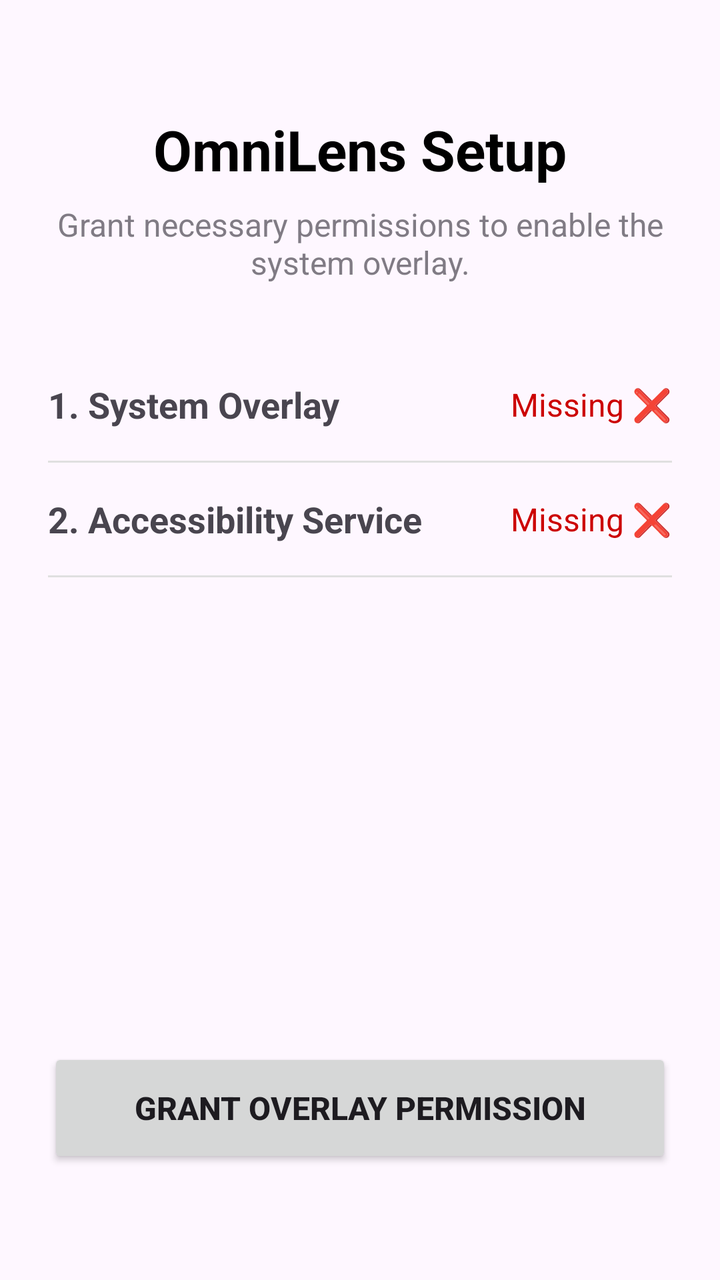
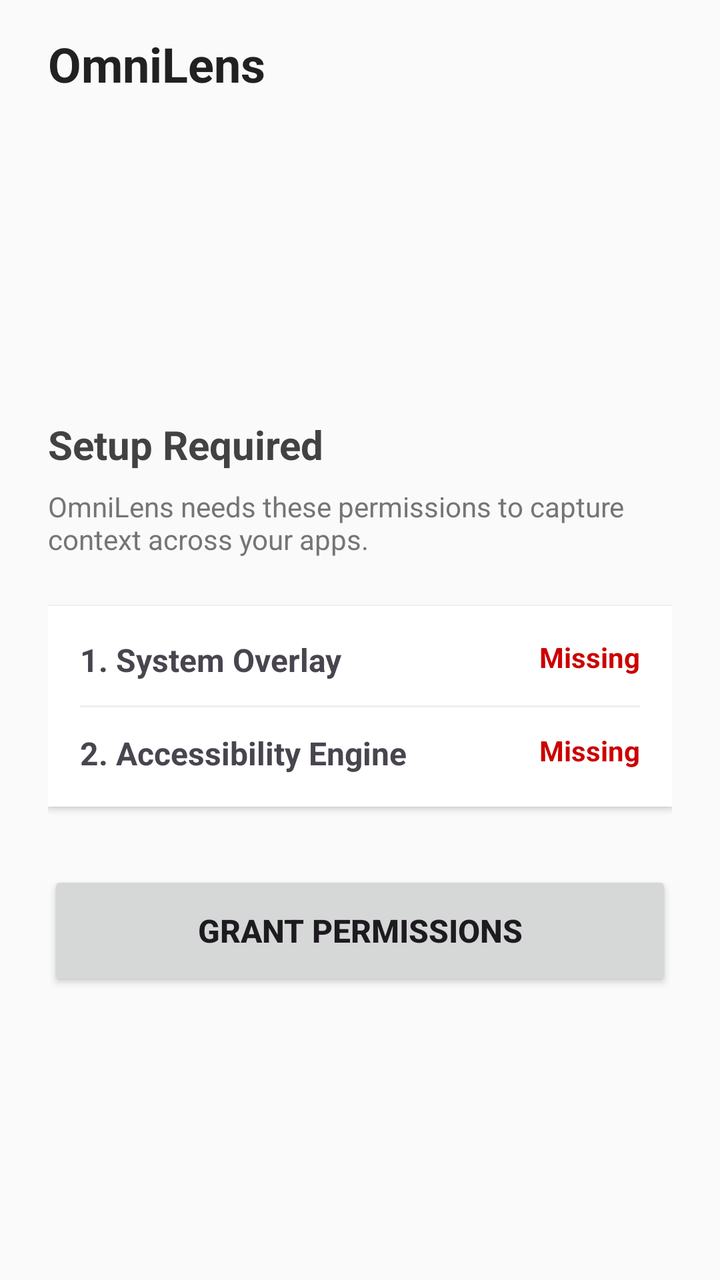

Screens rendered from an Android XML layout before and after an edit, with the pre-edit source and the edit as a unified diff.
<!-- AndroidManifest.xml: application theme Theme.OmniLens -->
<!-- res/layout/activity_main.xml -->
<?xml version="1.0" encoding="utf-8"?>
<androidx.constraintlayout.widget.ConstraintLayout xmlns:android="http://schemas.android.com/apk/res/android"
    xmlns:app="http://schemas.android.com/apk/res-auto"
    xmlns:tools="http://schemas.android.com/tools"
    android:id="@+id/main"
    android:layout_width="match_parent"
    android:layout_height="match_parent"
    android:padding="24dp"
    tools:context=".MainActivity">

    <TextView
        android:id="@+id/tv_title"
        android:layout_width="wrap_content"
        android:layout_height="wrap_content"
        android:text="OmniLens Setup"
        android:textSize="28sp"
        android:textStyle="bold"
        android:textColor="@android:color/black"
        app:layout_constraintTop_toTopOf="parent"
        app:layout_constraintStart_toStartOf="parent"
        app:layout_constraintEnd_toEndOf="parent"
        android:layout_marginTop="32dp"/>

    <TextView
        android:id="@+id/tv_subtitle"
        android:layout_width="0dp"
        android:layout_height="wrap_content"
        android:text="Grant necessary permissions to enable the system overlay."
        android:textAlignment="center"
        android:textSize="16sp"
        android:alpha="0.7"
        app:layout_constraintTop_toBottomOf="@id/tv_title"
        app:layout_constraintStart_toStartOf="parent"
        app:layout_constraintEnd_toEndOf="parent"
        android:layout_marginTop="8dp"/>

    <TextView
        android:id="@+id/lbl_perm_overlay"
        android:layout_width="wrap_content"
        android:layout_height="wrap_content"
        android:text="1. System Overlay"
        android:textStyle="bold"
        android:textSize="18sp"
        android:layout_marginTop="48dp"
        app:layout_constraintTop_toBottomOf="@id/tv_subtitle"
        app:layout_constraintStart_toStartOf="parent"/>

    <TextView
        android:id="@+id/tv_status_overlay"
        android:layout_width="wrap_content"
        android:layout_height="wrap_content"
        android:text="Missing ❌"
        android:textSize="16sp"
        android:textColor="@android:color/holo_red_dark"
        app:layout_constraintTop_toTopOf="@id/lbl_perm_overlay"
        app:layout_constraintEnd_toEndOf="parent"
        app:layout_constraintBottom_toBottomOf="@id/lbl_perm_overlay"/>

    <View
        android:id="@+id/divider1"
        android:layout_width="match_parent"
        android:layout_height="1dp"
        android:background="#E0E0E0"
        android:layout_marginTop="16dp"
        app:layout_constraintTop_toBottomOf="@id/lbl_perm_overlay"/>

    <TextView
        android:id="@+id/lbl_perm_access"
        android:layout_width="wrap_content"
        android:layout_height="wrap_content"
        android:text="2. Accessibility Service"
        android:textStyle="bold"
        android:textSize="18sp"
        android:layout_marginTop="16dp"
        app:layout_constraintTop_toBottomOf="@id/divider1"
        app:layout_constraintStart_toStartOf="parent"/>

    <TextView
        android:id="@+id/tv_status_access"
        android:layout_width="wrap_content"
        android:layout_height="wrap_content"
        android:text="Missing ❌"
        android:textSize="16sp"
        android:textColor="@android:color/holo_red_dark"
        app:layout_constraintTop_toTopOf="@id/lbl_perm_access"
        app:layout_constraintEnd_toEndOf="parent"
        app:layout_constraintBottom_toBottomOf="@id/lbl_perm_access"/>

    <View
        android:id="@+id/divider2"
        android:layout_width="match_parent"
        android:layout_height="1dp"
        android:background="#E0E0E0"
        android:layout_marginTop="16dp"
        app:layout_constraintTop_toBottomOf="@id/lbl_perm_access"/>

    <Button
        android:id="@+id/btn_action"
        android:layout_width="0dp"
        android:layout_height="60dp"
        android:text="Grant Overlay Permission"
        android:textSize="16sp"
        android:textStyle="bold"
        app:layout_constraintBottom_toBottomOf="parent"
        app:layout_constraintStart_toStartOf="parent"
        app:layout_constraintEnd_toEndOf="parent"
        android:layout_marginBottom="32dp"/>

</androidx.constraintlayout.widget.ConstraintLayout>
<!-- resources referenced by this layout -->
<resources>
  <style name="Theme.OmniLens" parent="Base.Theme.OmniLens" />
  <style name="Base.Theme.OmniLens" parent="Theme.Material3.DayNight.NoActionBar">
          
          
      </style>
</resources>

<!-- the commit's change to res/layout/activity_main.xml (unified diff, before → after) -->
@@ -5,105 +5,140 @@
     android:id="@+id/main"
     android:layout_width="match_parent"
     android:layout_height="match_parent"
-    android:padding="24dp"
+    android:background="#FAFAFA"
     tools:context=".MainActivity">
 
-    <TextView
-        android:id="@+id/tv_title"
+    <RelativeLayout
+        android:id="@+id/toolbar"
+        android:layout_width="match_parent"
+        android:layout_height="?attr/actionBarSize"
+        android:paddingHorizontal="24dp"
+        app:layout_constraintTop_toTopOf="parent">
+        <TextView
+            android:layout_width="wrap_content"
+            android:layout_height="wrap_content"
+            android:text="OmniLens"
+            android:textSize="24sp"
+            android:textStyle="bold"
+            android:textColor="#212121"
+            android:layout_centerVertical="true"/>
+    </RelativeLayout>
+
+    <LinearLayout
+        android:id="@+id/layout_setup"
+        android:layout_width="match_parent"
+        android:layout_height="0dp"
+        android:orientation="vertical"
+        android:padding="24dp"
+        android:gravity="center_vertical"
+        app:layout_constraintTop_toBottomOf="@id/toolbar"
+        app:layout_constraintBottom_toBottomOf="parent">
+
+        <TextView
+            android:layout_width="match_parent"
+            android:layout_height="wrap_content"
+            android:text="Setup Required"
+            android:textSize="20sp"
+            android:textStyle="bold"
+            android:textColor="#424242"/>
+
+        <TextView
+            android:layout_width="match_parent"
+            android:layout_height="wrap_content"
+            android:text="OmniLens needs these permissions to capture context across your apps."
+            android:textColor="#757575"
+            android:layout_marginTop="8dp"
+            android:layout_marginBottom="24dp"/>
+
+        <LinearLayout
+            android:layout_width="match_parent"
+            android:layout_height="wrap_content"
+            android:orientation="vertical"
+            android:background="@android:color/white"
+            android:elevation="2dp"
+            android:padding="16dp">
+
+            <RelativeLayout android:layout_width="match_parent" android:layout_height="wrap_content">
+                <TextView android:layout_width="wrap_content" android:layout_height="wrap_content" android:text="1. System Overlay" android:textStyle="bold" android:textSize="16sp" />
+                <TextView android:id="@+id/tv_status_overlay" android:layout_width="wrap_content" android:layout_height="wrap_content" android:text="Missing" android:textStyle="bold" android:textColor="@android:color/holo_red_dark" android:layout_alignParentEnd="true"/>
+            </RelativeLayout>
+            <View android:layout_width="match_parent" android:layout_height="1dp" android:background="#EEEEEE" android:layout_marginVertical="12dp"/>
+            <RelativeLayout android:layout_width="match_parent" android:layout_height="wrap_content">
+                <TextView android:layout_width="wrap_content" android:layout_height="wrap_content" android:text="2. Accessibility Engine" android:textStyle="bold" android:textSize="16sp" />
+                <TextView android:id="@+id/tv_status_access" android:layout_width="wrap_content" android:layout_height="wrap_content" android:text="Missing" android:textStyle="bold" android:textColor="@android:color/holo_red_dark" android:layout_alignParentEnd="true"/>
+            </RelativeLayout>
+        </LinearLayout>
+
+        <Button
+            android:id="@+id/btn_action"
+            android:layout_width="match_parent"
+            android:layout_height="60dp"
+            android:text="Grant Permissions"
+            android:textSize="16sp"
+            android:textStyle="bold"
+            android:layout_marginTop="32dp"/>
+    </LinearLayout>
+
+    <LinearLayout
+        android:id="@+id/layout_dashboard"
+        android:layout_width="match_parent"
+        android:layout_height="0dp"
+        android:orientation="vertical"
+        android:visibility="gone"
+        app:layout_constraintTop_toBottomOf="@id/toolbar"
+        app:layout_constraintBottom_toBottomOf="parent">
+
+        <HorizontalScrollView
+            android:id="@+id/scroll_folders"
+            android:layout_width="match_parent"
+            android:layout_height="wrap_content"
+            android:paddingHorizontal="24dp"
+            android:scrollbars="none">
+            <com.google.android.material.chip.ChipGroup
+                android:id="@+id/chip_group_folders"
+                android:layout_width="wrap_content"
+                android:layout_height="wrap_content"
+                app:singleSelection="true"
+                app:selectionRequired="true"/>
+        </HorizontalScrollView>
+
+        <FrameLayout
+            android:layout_width="match_parent"
+            android:layout_height="match_parent"
+            android:layout_marginTop="8dp">
+
+            <androidx.recyclerview.widget.RecyclerView
+                android:id="@+id/recycler_history"
+                android:layout_width="match_parent"
+                android:layout_height="match_parent"
+                android:paddingBottom="80dp"
+                android:clipToPadding="false"/>
+
+            <LinearLayout
+                android:id="@+id/empty_state_container"
+                android:layout_width="match_parent"
+                android:layout_height="wrap_content"
+                android:orientation="vertical"
+                android:gravity="center"
+                android:layout_gravity="center"
+                android:layout_marginBottom="64dp"
+                android:visibility="gone">
+                <TextView android:layout_width="wrap_content" android:layout_height="wrap_content" android:text="" android:textSize="48sp"/>
+                <TextView android:layout_width="wrap_content" android:layout_height="wrap_content" android:text="No clips found" android:textSize="18sp" android:textStyle="bold" android:textColor="#424242" android:layout_marginTop="16dp"/>
+            </LinearLayout>
+        </FrameLayout>
+    </LinearLayout>
+
+    <com.google.android.material.floatingactionbutton.FloatingActionButton
+        android:id="@+id/fab_launch_bubble"
         android:layout_width="wrap_content"
         android:layout_height="wrap_content"
-        android:text="OmniLens Setup"
-        android:textSize="28sp"
-        android:textStyle="bold"
-        android:textColor="@android:color/black"
-        app:layout_constraintTop_toTopOf="parent"
-        app:layout_constraintStart_toStartOf="parent"
-        app:layout_constraintEnd_toEndOf="parent"
-        android:layout_marginTop="32dp"/>
-
-    <TextView
-        android:id="@+id/tv_subtitle"
-        android:layout_width="0dp"
-        android:layout_height="wrap_content"
-        android:text="Grant necessary permissions to enable the system overlay."
-        android:textAlignment="center"
-        android:textSize="16sp"
-        android:alpha="0.7"
-        app:layout_constraintTop_toBottomOf="@id/tv_title"
-        app:layout_constraintStart_toStartOf="parent"
-        app:layout_constraintEnd_toEndOf="parent"
-        android:layout_marginTop="8dp"/>
-
-    <TextView
-        android:id="@+id/lbl_perm_overlay"
-        android:layout_width="wrap_content"
-        android:layout_height="wrap_content"
-        android:text="1. System Overlay"
-        android:textStyle="bold"
-        android:textSize="18sp"
-        android:layout_marginTop="48dp"
-        app:layout_constraintTop_toBottomOf="@id/tv_subtitle"
-        app:layout_constraintStart_toStartOf="parent"/>
-
-    <TextView
-        android:id="@+id/tv_status_overlay"
-        android:layout_width="wrap_content"
-        android:layout_height="wrap_content"
-        android:text="Missing ❌"
-        android:textSize="16sp"
-        android:textColor="@android:color/holo_red_dark"
-        app:layout_constraintTop_toTopOf="@id/lbl_perm_overlay"
-        app:layout_constraintEnd_toEndOf="parent"
-        app:layout_constraintBottom_toBottomOf="@id/lbl_perm_overlay"/>
-
-    <View
-        android:id="@+id/divider1"
-        android:layout_width="match_parent"
-        android:layout_height="1dp"
-        android:background="#E0E0E0"
-        android:layout_marginTop="16dp"
-        app:layout_constraintTop_toBottomOf="@id/lbl_perm_overlay"/>
-
-    <TextView
-        android:id="@+id/lbl_perm_access"
-        android:layout_width="wrap_content"
-        android:layout_height="wrap_content"
-        android:text="2. Accessibility Service"
-        android:textStyle="bold"
-        android:textSize="18sp"
-        android:layout_marginTop="16dp"
-        app:layout_constraintTop_toBottomOf="@id/divider1"
-        app:layout_constraintStart_toStartOf="parent"/>
-
-    <TextView
-        android:id="@+id/tv_status_access"
-        android:layout_width="wrap_content"
-        android:layout_height="wrap_content"
-        android:text="Missing ❌"
-        android:textSize="16sp"
-        android:textColor="@android:color/holo_red_dark"
-        app:layout_constraintTop_toTopOf="@id/lbl_perm_access"
-        app:layout_constraintEnd_toEndOf="parent"
-        app:layout_constraintBottom_toBottomOf="@id/lbl_perm_access"/>
-
-    <View
-        android:id="@+id/divider2"
-        android:layout_width="match_parent"
-        android:layout_height="1dp"
-        android:background="#E0E0E0"
-        android:layout_marginTop="16dp"
-        app:layout_constraintTop_toBottomOf="@id/lbl_perm_access"/>
-
-    <Button
-        android:id="@+id/btn_action"
-        android:layout_width="0dp"
-        android:layout_height="60dp"
-        android:text="Grant Overlay Permission"
-        android:textSize="16sp"
-        android:textStyle="bold"
+        android:layout_margin="24dp"
+        android:src="@android:drawable/ic_media_play"
+        app:tint="@android:color/white"
+        app:backgroundTint="#3F51B5"
+        android:visibility="gone"
         app:layout_constraintBottom_toBottomOf="parent"
-        app:layout_constraintStart_toStartOf="parent"
-        app:layout_constraintEnd_toEndOf="parent"
-        android:layout_marginBottom="32dp"/>
+        app:layout_constraintEnd_toEndOf="parent" />
 
 </androidx.constraintlayout.widget.ConstraintLayout>
